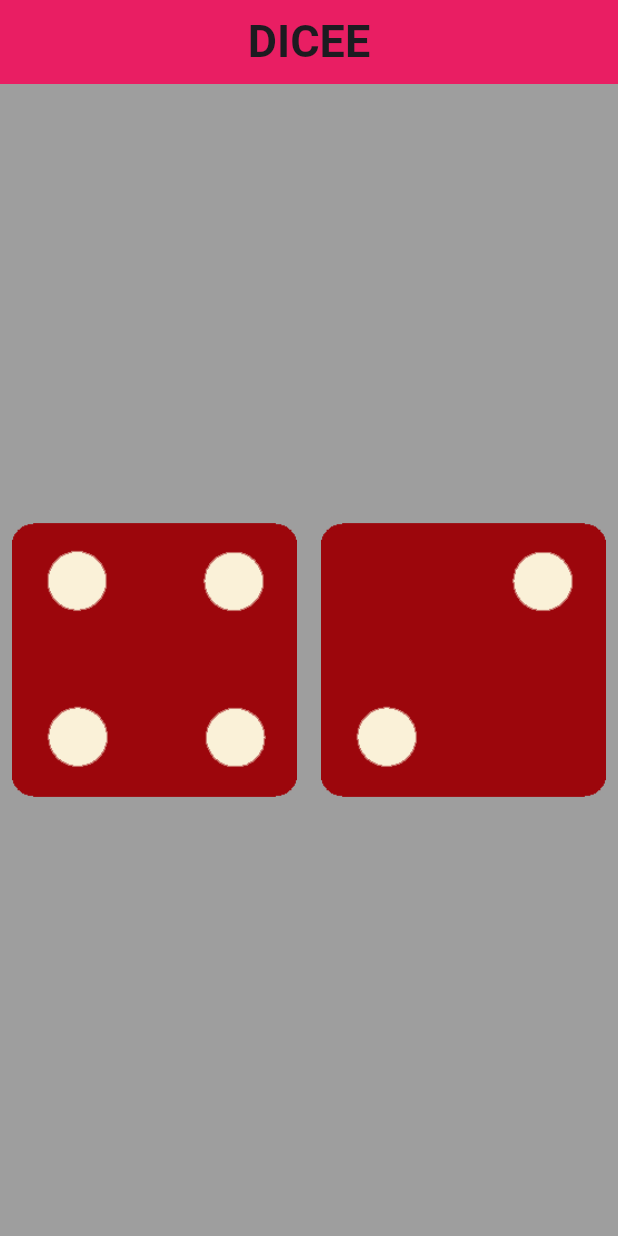
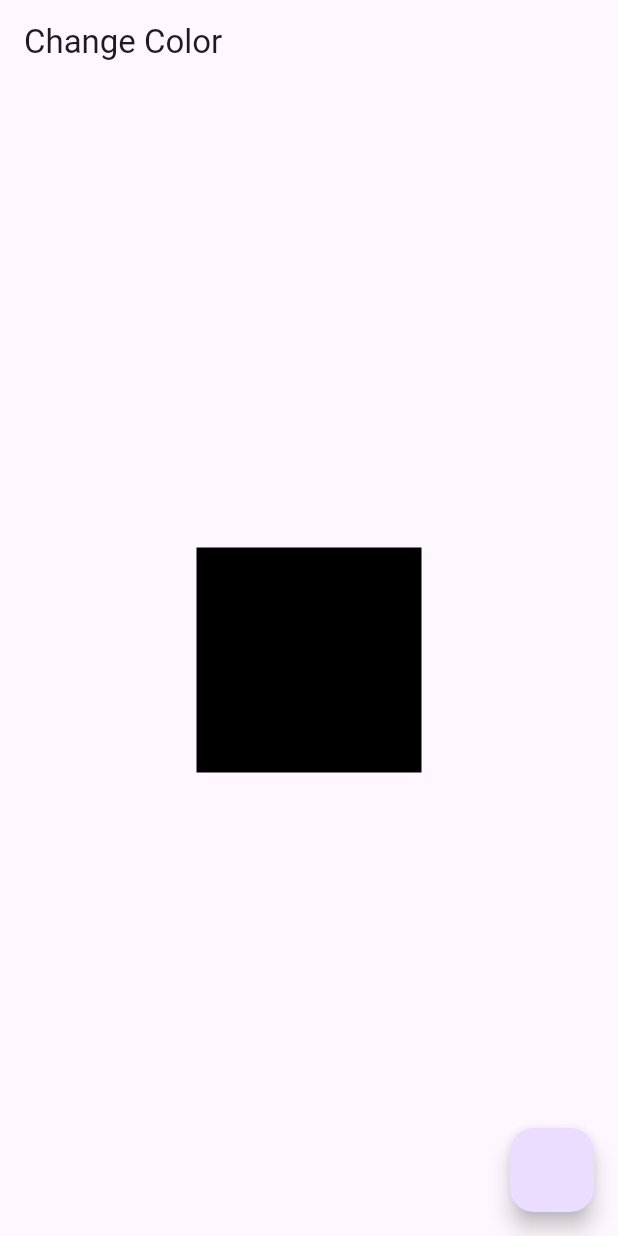
Before and after one commit to Tushar27908/Assigment-3, a Flutter app: the screen it shows after launch, on a phone screen of 412 x 824 dp. Run offline on Flutter 3.47's test engine with Material 3 defaults, Android fonts, the phone set to English and light mode, and no system bars.

Commit message:
Create a container which changes color on button tap

```diff
--- a/lib/home_screen.dart
+++ b/lib/home_screen.dart
@@ -10,56 +10,40 @@ class HomeScreen extends StatefulWidget {
 }
 
 class _HomeScreenState extends State<HomeScreen> {
-  int leftdice = 4;
-  int rightdice = 2;
+  // Step 1 : Create list to select the colors from
+  List<Color> colors = [
+    Colors.red,
+    Colors.blue,
+    Colors.purple,
+    Colors.black,
+    Colors.orange,
+    Colors.white,
+    Colors.teal,
+    Colors.blueGrey,
+    Colors.yellow,
+  ];
+
+  // Step 2: Create a variable to store the selected Color
+  Color? selectedColor;
 
   @override
   Widget build(BuildContext context) {
     return Scaffold(
       appBar: AppBar(
-        title: const Center(
-            child: Text(
-          "DICEE",
-          style: TextStyle(
-            fontSize: 30,
-            fontWeight: FontWeight.bold,
-          ),
-        )),
-        backgroundColor: Colors.pink,
+        title: Text("Change Color"),
       ),
-      backgroundColor: Colors.grey,
-      body: GestureDetector(
-        onTap: () {
-          var random1 = Random().nextInt(5) + 1;
-          var random2 = Random().nextInt(5) + 1;
-          debugPrint(random1.toString());
-          setState(() {
-            leftdice = random1;
-            rightdice = random2;
-          });
-        },
-        child: Center(
-          child: Row(
-            children: [
-              Expanded(
-                child: Padding(
-                  padding: const EdgeInsets.all(8.0),
-                  child: Image(
-                    image: AssetImage('images/dice$leftdice.png'),
-                  ),
-                ),
-              ),
-              Expanded(
-                child: Padding(
-                  padding: const EdgeInsets.all(8.0),
-                  child: Image(
-                    image: AssetImage('images/dice$rightdice.png'),
-                  ),
-                ),
-              )
-            ],
-          ),
-        ),
+      floatingActionButton: FloatingActionButton(onPressed: () {
+        // Step 3: Get a random no. from (0 to length of list-1)
+        final randomNumber = Random().nextInt(colors.length);
+
+        // Step4: Update the selectedColor variable and call setstate
+        setState(() {
+          selectedColor = colors[randomNumber];
+        });
+      }),
+      body: Center(
+        child: Container(
+            height: 150, width: 150, color: selectedColor ?? Colors.black),
       ),
     );
   }
```
